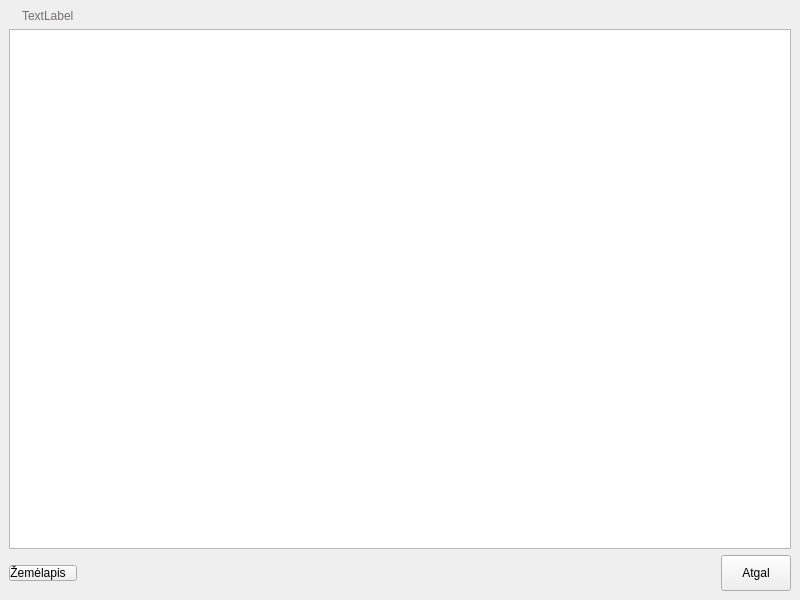
First picture: the form in nokia/AlausRadaras/publist.ui, repository vincnetas/alaus-radaras, before the edit.
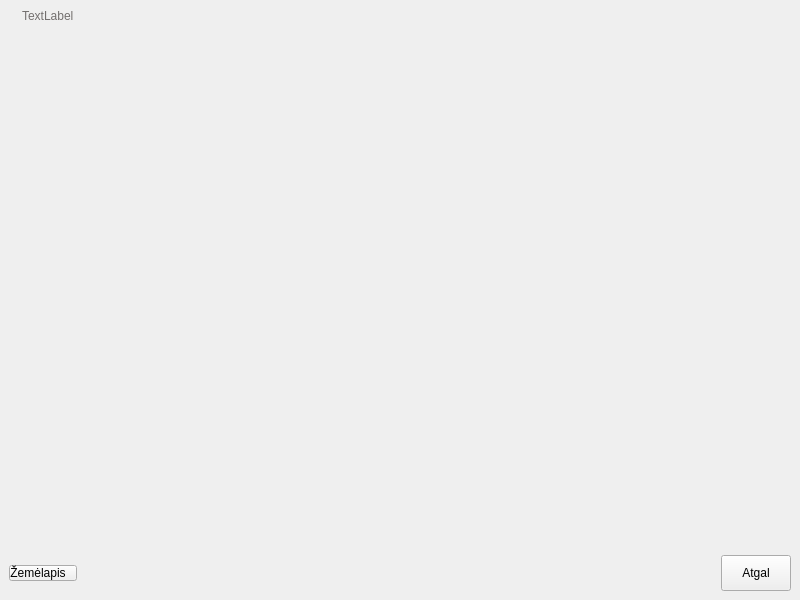
Second picture: the form after the edit. Icons and pictures are not drawn.

Commit message: Modified background painting to improve list performance, increased background.png in size, redone so that all controls would use kinetic scroller (needs work), performance optimizations.

Diff of the .ui file:
```diff
--- a/nokia/AlausRadaras/publist.ui
+++ b/nokia/AlausRadaras/publist.ui
@@ -17,9 +17,6 @@
    <iconset resource="Images.qrc">
     <normaloff>:/images/bok_title.png</normaloff>:/images/bok_title.png</iconset>
   </property>
-  <property name="styleSheet">
-   <string notr="true">#PubList { border-image:url(:/images/background.png); } </string>
-  </property>
   <widget class="QWidget" name="centralwidget">
    <layout class="QVBoxLayout" name="verticalLayout">
     <item>
@@ -37,15 +34,24 @@
      </widget>
     </item>
     <item>
-     <widget class="QListView" name="listView">
-      <property name="styleSheet">
-       <string notr="true">#listView {
-border-image:url(:/images/background.png); 
-}</string>
+     <widget class="QWidget" name="widget" native="true">
+      <property name="sizePolicy">
+       <sizepolicy hsizetype="MinimumExpanding" vsizetype="MinimumExpanding">
+        <horstretch>0</horstretch>
+        <verstretch>0</verstretch>
+       </sizepolicy>
       </property>
-      <property name="horizontalScrollBarPolicy">
-       <enum>Qt::ScrollBarAlwaysOff</enum>
-      </property>
+      <layout class="QHBoxLayout" name="horizontalLayout_2">
+       <property name="spacing">
+        <number>0</number>
+       </property>
+       <property name="margin">
+        <number>0</number>
+       </property>
+       <item>
+        <layout class="QVBoxLayout" name="listVerticalLayout"/>
+       </item>
+      </layout>
      </widget>
     </item>
     <item>
```
The commit also changes 32 other files.
